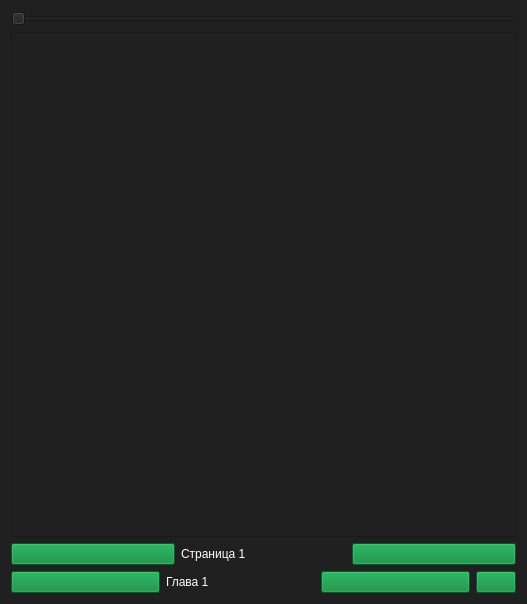
The window that forms/desu_readerUI.ui (brandonzorn/Nlight) describes before a commit, drawn with Qt 5.
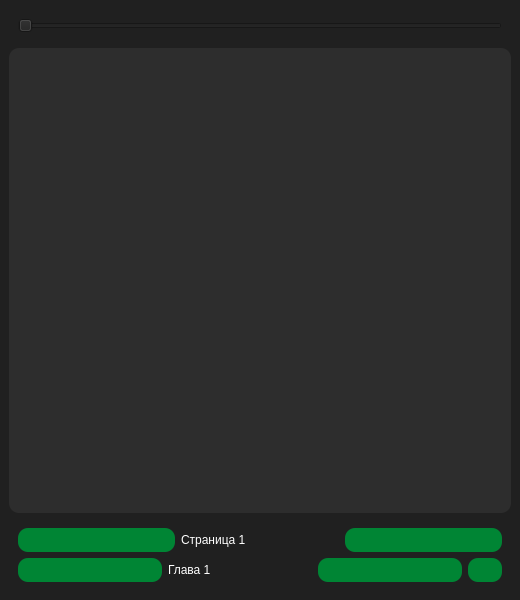
The same window after the commit. Icons and pictures are not drawn.

```diff
--- a/forms/desu_readerUI.ui
+++ b/forms/desu_readerUI.ui
@@ -1,224 +1,55 @@
 <?xml version="1.0" encoding="UTF-8"?>
 <ui version="4.0">
- <class>Dialog</class>
- <widget class="QDialog" name="Dialog">
+ <class>MainWindow</class>
+ <widget class="QMainWindow" name="MainWindow">
   <property name="geometry">
    <rect>
     <x>0</x>
     <y>0</y>
-    <width>527</width>
-    <height>604</height>
+    <width>520</width>
+    <height>600</height>
    </rect>
   </property>
-  <property name="palette">
-   <palette>
-    <active>
-     <colorrole role="WindowText">
-      <brush brushstyle="SolidPattern">
-       <color alpha="255">
-        <red>255</red>
-        <green>255</green>
-        <blue>255</blue>
-       </color>
-      </brush>
-     </colorrole>
-     <colorrole role="Button">
-      <brush brushstyle="SolidPattern">
-       <color alpha="255">
-        <red>32</red>
-        <green>32</green>
-        <blue>32</blue>
-       </color>
-      </brush>
-     </colorrole>
-     <colorrole role="Text">
-      <brush brushstyle="SolidPattern">
-       <color alpha="255">
-        <red>255</red>
-        <green>255</green>
-        <blue>255</blue>
-       </color>
-      </brush>
-     </colorrole>
-     <colorrole role="ButtonText">
-      <brush brushstyle="SolidPattern">
-       <color alpha="255">
-        <red>255</red>
-        <green>255</green>
-        <blue>255</blue>
-       </color>
-      </brush>
-     </colorrole>
-     <colorrole role="Base">
-      <brush brushstyle="SolidPattern">
-       <color alpha="255">
-        <red>32</red>
-        <green>32</green>
-        <blue>32</blue>
-       </color>
-      </brush>
-     </colorrole>
-     <colorrole role="Window">
-      <brush brushstyle="SolidPattern">
-       <color alpha="255">
-        <red>32</red>
-        <green>32</green>
-        <blue>32</blue>
-       </color>
-      </brush>
-     </colorrole>
-     <colorrole role="PlaceholderText">
-      <brush brushstyle="SolidPattern">
-       <color alpha="255">
-        <red>255</red>
-        <green>255</green>
-        <blue>255</blue>
-       </color>
-      </brush>
-     </colorrole>
-    </active>
-    <inactive>
-     <colorrole role="WindowText">
-      <brush brushstyle="SolidPattern">
-       <color alpha="255">
-        <red>255</red>
-        <green>255</green>
-        <blue>255</blue>
-       </color>
-      </brush>
-     </colorrole>
-     <colorrole role="Button">
-      <brush brushstyle="SolidPattern">
-       <color alpha="255">
-        <red>32</red>
-        <green>32</green>
-        <blue>32</blue>
-       </color>
-      </brush>
-     </colorrole>
-     <colorrole role="Text">
-      <brush brushstyle="SolidPattern">
-       <color alpha="255">
-        <red>255</red>
-        <green>255</green>
-        <blue>255</blue>
-       </color>
-      </brush>
-     </colorrole>
-     <colorrole role="ButtonText">
-      <brush brushstyle="SolidPattern">
-       <color alpha="255">
-        <red>255</red>
-        <green>255</green>
-        <blue>255</blue>
-       </color>
-      </brush>
-     </colorrole>
-     <colorrole role="Base">
-      <brush brushstyle="SolidPattern">
-       <color alpha="255">
-        <red>32</red>
-        <green>32</green>
-        <blue>32</blue>
-       </color>
-      </brush>
-     </colorrole>
-     <colorrole role="Window">
-      <brush brushstyle="SolidPattern">
-       <color alpha="255">
-        <red>32</red>
-        <green>32</green>
-        <blue>32</blue>
-       </color>
-      </brush>
-     </colorrole>
-     <colorrole role="PlaceholderText">
-      <brush brushstyle="SolidPattern">
-       <color alpha="255">
-        <red>255</red>
-        <green>255</green>
-        <blue>255</blue>
-       </color>
-      </brush>
-     </colorrole>
-    </inactive>
-    <disabled>
-     <colorrole role="WindowText">
-      <brush brushstyle="SolidPattern">
-       <color alpha="255">
-        <red>255</red>
-        <green>255</green>
-        <blue>255</blue>
-       </color>
-      </brush>
-     </colorrole>
-     <colorrole role="Button">
-      <brush brushstyle="SolidPattern">
-       <color alpha="255">
-        <red>32</red>
-        <green>32</green>
-        <blue>32</blue>
-       </color>
-      </brush>
-     </colorrole>
-     <colorrole role="Text">
-      <brush brushstyle="SolidPattern">
-       <color alpha="255">
-        <red>255</red>
-        <green>255</green>
-        <blue>255</blue>
-       </color>
-      </brush>
-     </colorrole>
-     <colorrole role="ButtonText">
-      <brush brushstyle="SolidPattern">
-       <color alpha="255">
-        <red>255</red>
-        <green>255</green>
-        <blue>255</blue>
-       </color>
-      </brush>
-     </colorrole>
-     <colorrole role="Base">
-      <brush brushstyle="SolidPattern">
-       <color alpha="255">
-        <red>32</red>
-        <green>32</green>
-        <blue>32</blue>
-       </color>
-      </brush>
-     </colorrole>
-     <colorrole role="Window">
-      <brush brushstyle="SolidPattern">
-       <color alpha="255">
-        <red>32</red>
-        <green>32</green>
-        <blue>32</blue>
-       </color>
-      </brush>
-     </colorrole>
-     <colorrole role="PlaceholderText">
-      <brush brushstyle="SolidPattern">
-       <color alpha="255">
-        <red>255</red>
-        <green>255</green>
-        <blue>255</blue>
-       </color>
-      </brush>
-     </colorrole>
-    </disabled>
-   </palette>
-  </property>
   <property name="windowTitle">
    <string>Dialog</string>
   </property>
+  <widget class="QWidget" name="centralwidget">
   <property name="styleSheet">
-   <string notr="true">color: rgb(255, 255, 255);
-background-color: rgb(32, 32, 32);</string>
-  </property>
-  <layout class="QVBoxLayout" name="verticalLayout">
+    <string notr="true">QFrame {
+	border-radius: 10px;
+	background-color: rgb(45, 45, 45);
+	color: rgb(255, 255, 255);
+}
+
+QWidget{
+	background-color: rgb(32, 32, 32);
+}
+
+QPushButton {
+	padding: 5px 1px;
+	border-radius: 10px;
+	font-weight: bold;
+}
+
+QPushButton:hover:!pressed {
+	border-left: 3px solid green;
+	background-color: gray;
+}
+
+QPushButton:checked {
+	border-left: 3px solid green;
+}</string>
+   </property>
+   <layout class="QVBoxLayout" name="verticalLayout_2">
    <item>
-    <layout class="QHBoxLayout" name="horizontalLayout_4">
+     <widget class="QFrame" name="slider_frame">
+      <property name="frameShape">
+       <enum>QFrame::StyledPanel</enum>
+      </property>
+      <property name="frameShadow">
+       <enum>QFrame::Raised</enum>
+      </property>
+      <layout class="QHBoxLayout" name="horizontalLayout">
      <item>
       <widget class="QSlider" name="text_size_slider">
        <property name="enabled">
@@ -239,12 +70,16 @@
       </widget>
      </item>
     </layout>
+     </widget>
    </item>
    <item>
     <widget class="QScrollArea" name="scrollArea">
      <property name="focusPolicy">
       <enum>Qt::NoFocus</enum>
      </property>
+      <property name="styleSheet">
+       <string notr="true"/>
+      </property>
      <property name="widgetResizable">
       <bool>true</bool>
      </property>
@@ -256,11 +91,17 @@
        <rect>
         <x>0</x>
         <y>0</y>
-        <width>507</width>
-        <height>492</height>
-       </rect>
-      </property>
+         <width>502</width>
+         <height>454</height>
+        </rect>
+       </property>
+       <property name="styleSheet">
+        <string notr="true">background-color: rgb(32, 32, 32);</string>
+       </property>
       <layout class="QVBoxLayout" name="verticalLayout_5">
+        <property name="spacing">
+         <number>6</number>
+        </property>
        <property name="leftMargin">
         <number>0</number>
        </property>
@@ -275,6 +116,9 @@
        </property>
        <item>
         <widget class="QLabel" name="img">
+          <property name="styleSheet">
+           <string notr="true">background-color: rgb(45, 45, 45);</string>
+          </property>
          <property name="text">
           <string/>
          </property>
@@ -294,7 +138,14 @@
     </widget>
    </item>
    <item>
-    <layout class="QVBoxLayout" name="verticalLayout_2">
+     <widget class="QFrame" name="actions_frame">
+      <property name="frameShape">
+       <enum>QFrame::StyledPanel</enum>
+      </property>
+      <property name="frameShadow">
+       <enum>QFrame::Raised</enum>
+      </property>
+      <layout class="QVBoxLayout" name="verticalLayout">
      <item>
       <layout class="QHBoxLayout" name="horizontalLayout_3">
        <item>
@@ -412,8 +263,10 @@
       </layout>
      </item>
     </layout>
-   </item>
-  </layout>
+     </widget>
+    </item>
+   </layout>
+  </widget>
  </widget>
  <resources>
   <include location="../desu_res.qrc"/>
```
Left out of the diff: 2 changed lines with no effect on the pictures. Lines whose indentation alone changed are shown as unchanged.
